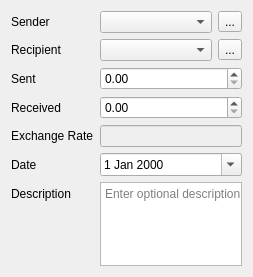
This is src/views/ui_files/dialogs/cash_transfer_dialog.ui in JakubFranek/Kapytal as Qt 5 draws it before an edit. The edited form follows.
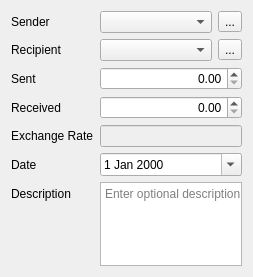
This is the edited form.

Diff of the .ui file:
```diff
--- a/src/views/ui_files/dialogs/cash_transfer_dialog.ui
+++ b/src/views/ui_files/dialogs/cash_transfer_dialog.ui
@@ -50,7 +50,7 @@
    <item row="4" column="1">
     <widget class="QDoubleSpinBox" name="sentDoubleSpinBox">
      <property name="alignment">
-      <set>Qt::AlignLeading|Qt::AlignLeft|Qt::AlignVCenter</set>
+      <set>Qt::AlignRight|Qt::AlignTrailing|Qt::AlignVCenter</set>
      </property>
      <property name="showGroupSeparator" stdset="0">
       <bool>true</bool>
@@ -69,6 +69,9 @@
    </item>
    <item row="5" column="1">
     <widget class="QDoubleSpinBox" name="receivedDoubleSpinBox">
+     <property name="alignment">
+      <set>Qt::AlignRight|Qt::AlignTrailing|Qt::AlignVCenter</set>
+     </property>
      <property name="showGroupSeparator" stdset="0">
       <bool>true</bool>
      </property>
```
